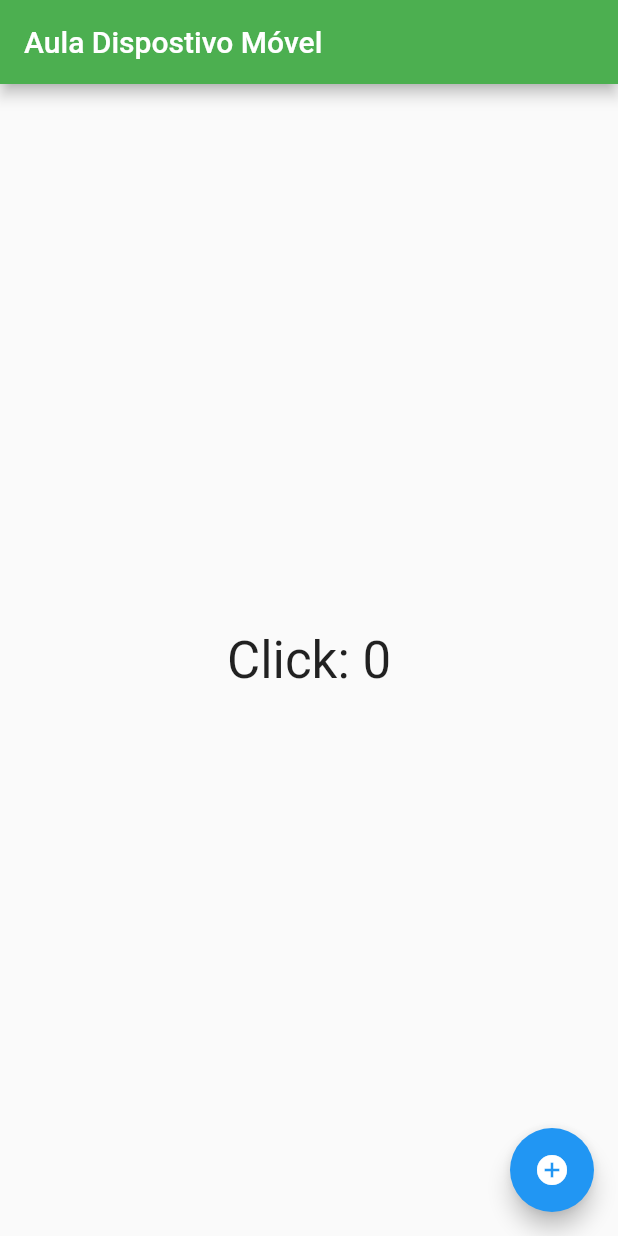
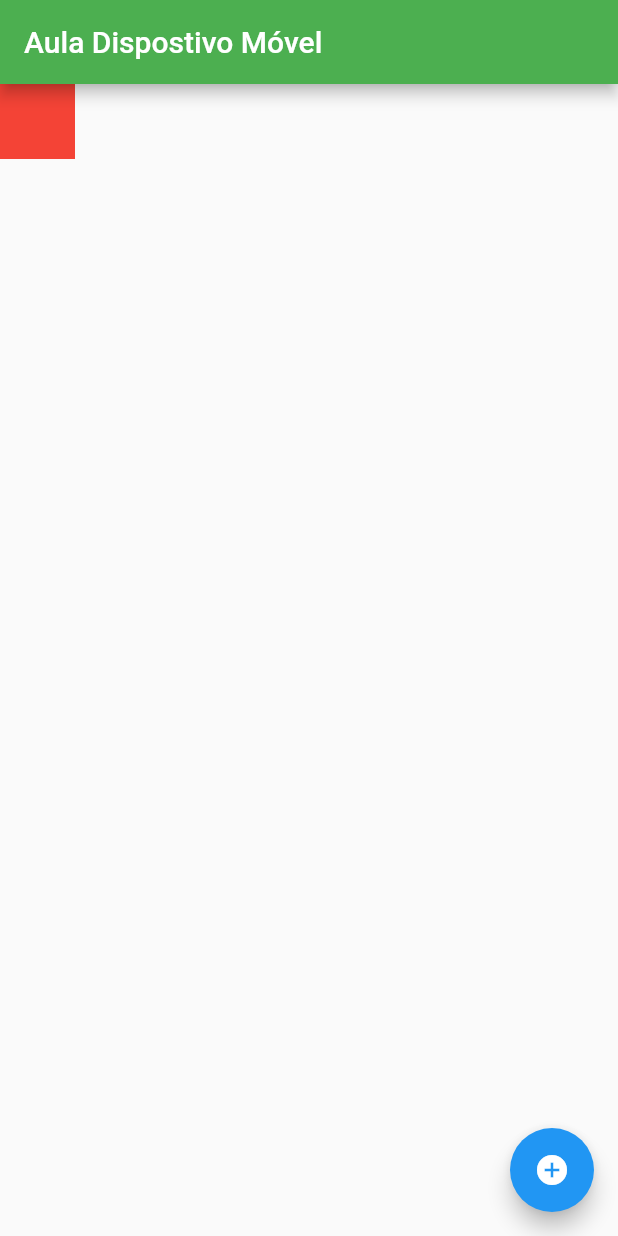
Before and after one commit to claytonferraz/flutter_aula2021_1, a Flutter app: the screen it shows after launch, on a phone screen of 412 x 824 dp. Run offline on Flutter 3.47's test engine with Material 2 defaults, Android fonts, the phone set to English and light mode, and no system bars.

Commit message:
Aula 1.6.1 render quadrado

```diff
--- a/lib/home_page.dart
+++ b/lib/home_page.dart
@@ -16,22 +16,18 @@ class HomePageState extends State<HomePage> {
     return Scaffold(
       appBar: AppBar(title: Text('Aula Dispostivo Móvel')),
 
-      body: Center(
-          child: GestureDetector(
-              child: Text('Click: $counter', style: TextStyle(fontSize: 34)),
-              onTap: () {
-                // ao colocar o setState vai mudar o estado
-                setState(() {
-                  counter++;
-                });
-              })),
+      body: Container(
+        height: 50,
+        width: 50,
+        color: Colors.red,
+      ),
       // passando botao
       floatingActionButton: FloatingActionButton(
         child: Icon(Icons.add_circle),
         //vamos passar a funcao contar
         onPressed: () {
           setState(() {
-            counter--;
+            counter++;
           });
         },
       ),
```
